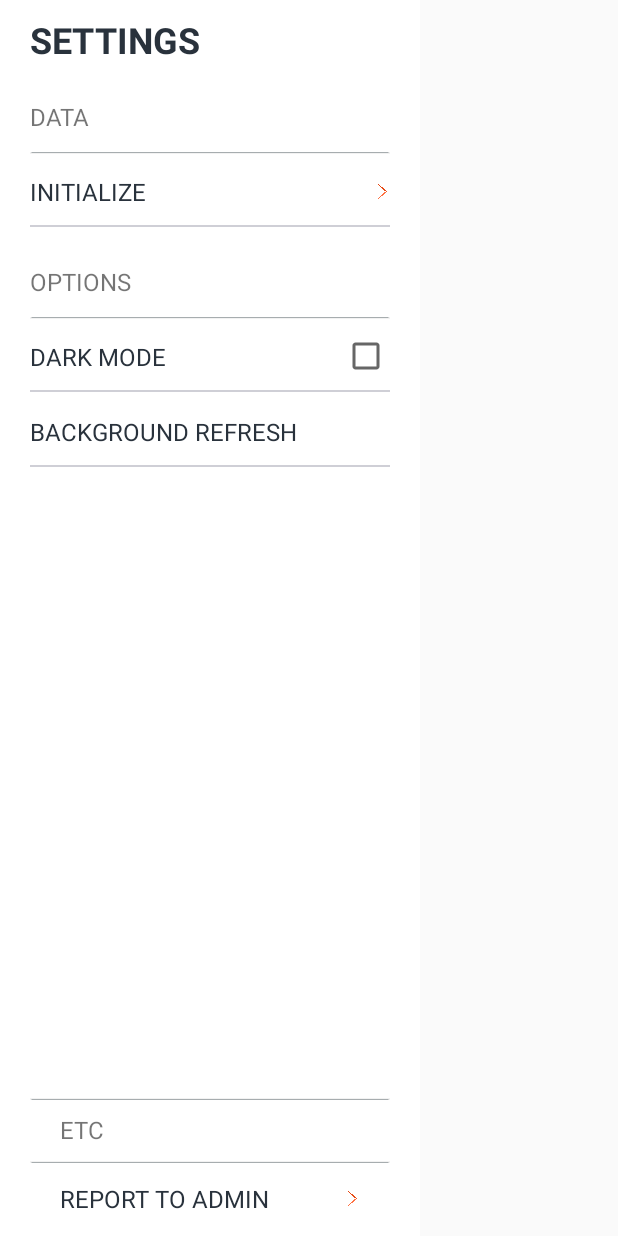
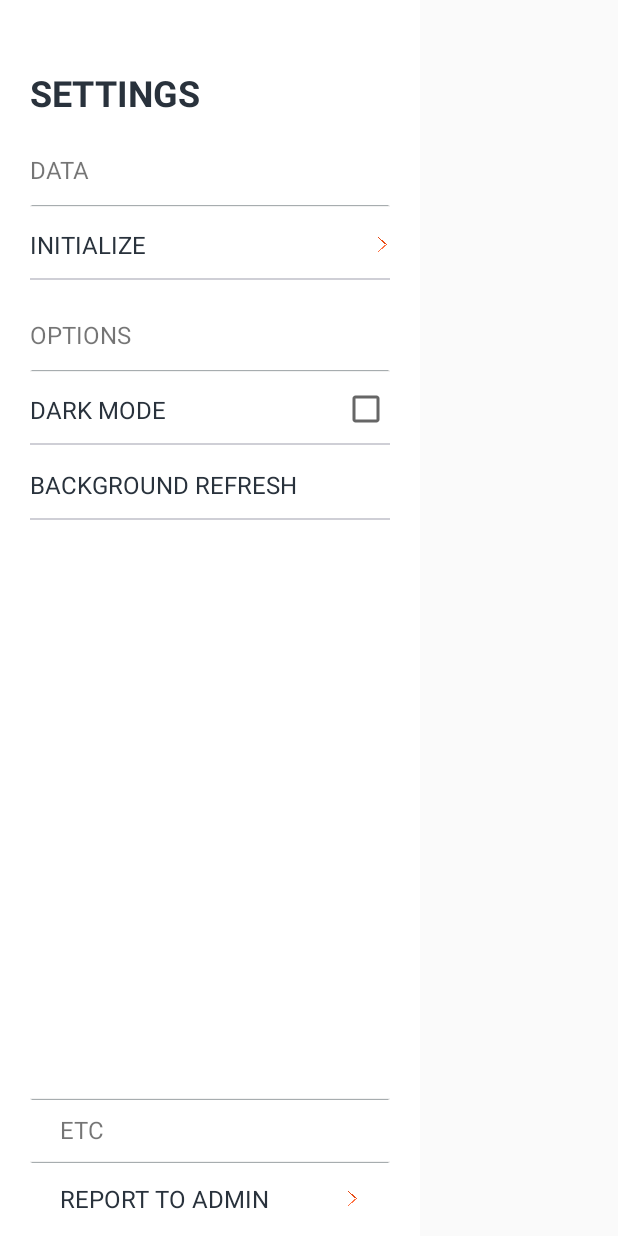
Before and after one commit to code1iners/achacha-android, an Android app: the layout activity_drawer.xml on its own in the app's theme, with its tools: preview values and no code run, on a phone screen of 412 x 824 dp. Run offline under Robolectric (Android 15) with nearby library versions, the light colour scheme and no system bars.

```diff
--- a/app/src/main/res/layout/activity_drawer.xml
+++ b/app/src/main/res/layout/activity_drawer.xml
@@ -12,6 +12,7 @@
         android:id="@+id/drawerView__title_container"
         android:paddingHorizontal="20dp"
         android:paddingVertical="10dp"
+        android:layout_marginTop="35dp"
         android:layout_width="match_parent"
         android:layout_height="wrap_content">
 
```
